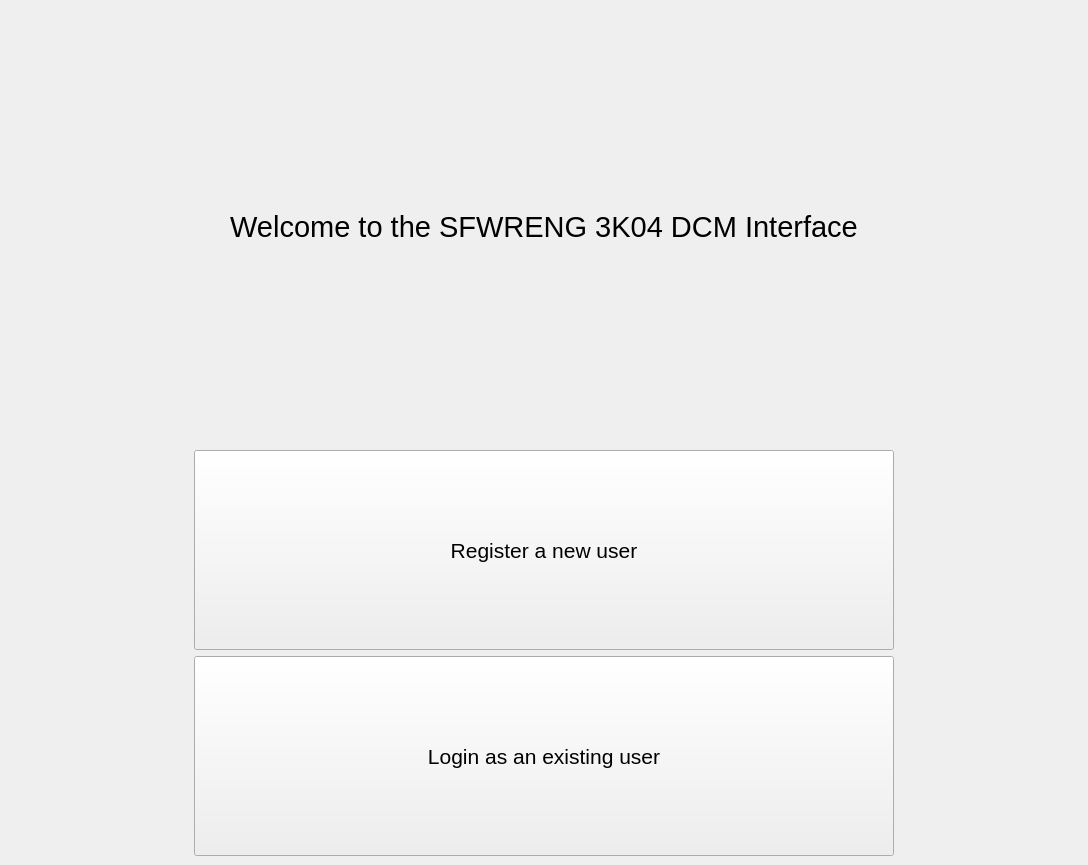
First picture: the form in DCM/ui_files/stackedwelcomescreen.ui, repository CarlosCapili/3K04-Pacemaker-Project, before the edit.
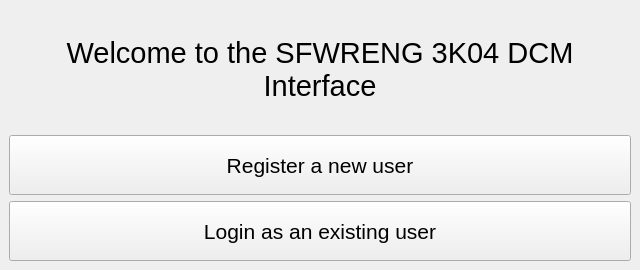
Second picture: the form after the edit.

What changed in the file:
```diff
--- a/DCM/ui_files/stackedwelcomescreen.ui
+++ b/DCM/ui_files/stackedwelcomescreen.ui
@@ -6,8 +6,8 @@
    <rect>
     <x>0</x>
     <y>0</y>
-    <width>1088</width>
-    <height>865</height>
+    <width>640</width>
+    <height>270</height>
    </rect>
   </property>
   <property name="sizePolicy">
```
